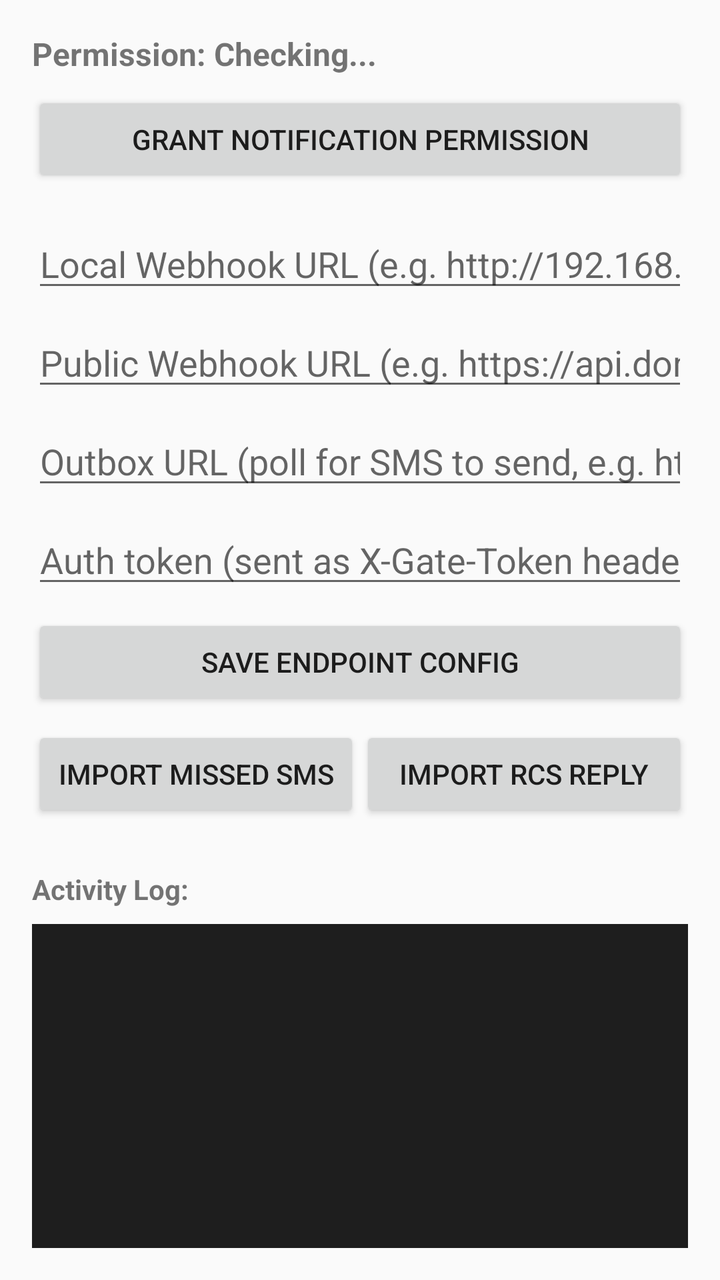
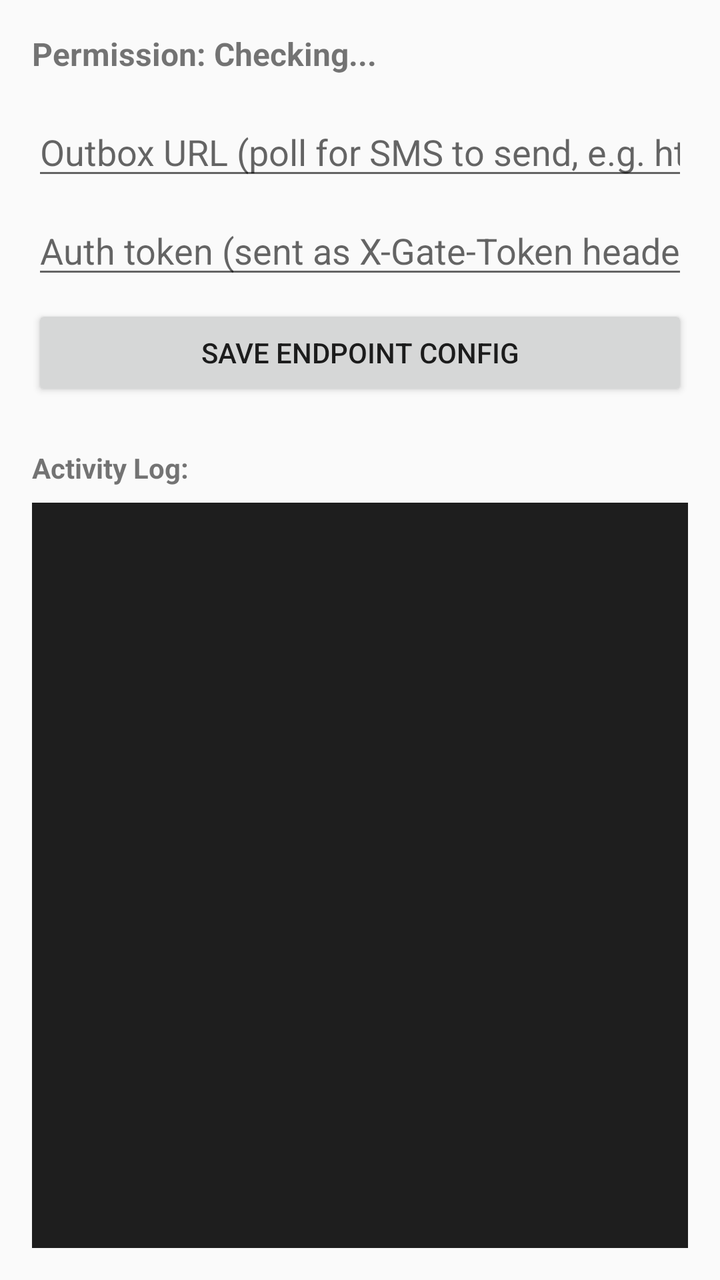

Before-and-after screenshots of an Android layout around one commit, followed by the original layout XML and the change that was made.
<!-- AndroidManifest.xml: application theme AppTheme -->
<!-- res/layout/activity_main.xml -->
<?xml version="1.0" encoding="utf-8"?>
<LinearLayout xmlns:android="http://schemas.android.com/apk/res/android"
    android:layout_width="match_parent"
    android:layout_height="match_parent"
    android:orientation="vertical"
    android:padding="16dp">

    <TextView
        android:id="@+id/tv_permission_status"
        android:layout_width="match_parent"
        android:layout_height="wrap_content"
        android:text="Permission: Checking..."
        android:textSize="16sp"
        android:textStyle="bold" />

    <Button
        android:id="@+id/btn_grant_permission"
        android:layout_width="match_parent"
        android:layout_height="wrap_content"
        android:layout_marginTop="8dp"
        android:text="Grant Notification Permission" />

    <EditText
        android:id="@+id/et_local_url"
        android:layout_width="match_parent"
        android:layout_height="wrap_content"
        android:layout_marginTop="16dp"
        android:hint="Local Webhook URL (e.g. http://192.168.1.50:5000/rcs)"
        android:inputType="textUri" />

    <EditText
        android:id="@+id/et_public_url"
        android:layout_width="match_parent"
        android:layout_height="wrap_content"
        android:layout_marginTop="8dp"
        android:hint="Public Webhook URL (e.g. https://api.domain.com/rcs)"
        android:inputType="textUri" />

    <EditText
        android:id="@+id/et_outbox_url"
        android:layout_width="match_parent"
        android:layout_height="wrap_content"
        android:layout_marginTop="8dp"
        android:hint="Outbox URL (poll for SMS to send, e.g. http://192.168.1.50:5000/outbox)"
        android:inputType="textUri" />

    <EditText
        android:id="@+id/et_token"
        android:layout_width="match_parent"
        android:layout_height="wrap_content"
        android:layout_marginTop="8dp"
        android:hint="Auth token (sent as X-Gate-Token header; blank = none)"
        android:inputType="text" />

    <Button
        android:id="@+id/btn_save_config"
        android:layout_width="match_parent"
        android:layout_height="wrap_content"
        android:layout_marginTop="8dp"
        android:text="Save Endpoint Config" />

    <LinearLayout
        android:layout_width="match_parent"
        android:layout_height="wrap_content"
        android:layout_marginTop="8dp"
        android:orientation="horizontal">

        <Button
            android:id="@+id/btn_import_inbox"
            android:layout_width="0dp"
            android:layout_height="wrap_content"
            android:layout_weight="1"
            android:text="Import missed SMS" />

        <Button
            android:id="@+id/btn_import_rcs"
            android:layout_width="0dp"
            android:layout_height="wrap_content"
            android:layout_weight="1"
            android:text="Import RCS reply" />
    </LinearLayout>

    <TextView
        android:layout_width="match_parent"
        android:layout_height="wrap_content"
        android:layout_marginTop="24dp"
        android:text="Activity Log:"
        android:textStyle="bold" />

    <ScrollView
        android:id="@+id/scroll_logs"
        android:layout_width="match_parent"
        android:layout_height="0dp"
        android:layout_weight="1"
        android:layout_marginTop="8dp"
        android:background="#1E1E1E">

        <TextView
            android:id="@+id/tv_logs"
            android:layout_width="match_parent"
            android:layout_height="wrap_content"
            android:padding="8dp"
            android:textColor="#00FF00"
            android:fontFamily="monospace"
            android:textSize="12sp" />
    </ScrollView>

</LinearLayout>
<!-- resources referenced by this layout -->
<resources>
  <style name="AppTheme" parent="Theme.AppCompat.Light.DarkActionBar" />
</resources>

<!-- the commit's change to res/layout/activity_main.xml (unified diff, before → after) -->
@@ -13,34 +13,14 @@
         android:textSize="16sp"
         android:textStyle="bold" />
 
-    <Button
-        android:id="@+id/btn_grant_permission"
-        android:layout_width="match_parent"
-        android:layout_height="wrap_content"
-        android:layout_marginTop="8dp"
-        android:text="Grant Notification Permission" />
 
-    <EditText
-        android:id="@+id/et_local_url"
-        android:layout_width="match_parent"
-        android:layout_height="wrap_content"
-        android:layout_marginTop="16dp"
-        android:hint="Local Webhook URL (e.g. http://192.168.1.50:5000/rcs)"
-        android:inputType="textUri" />
 
-    <EditText
-        android:id="@+id/et_public_url"
-        android:layout_width="match_parent"
-        android:layout_height="wrap_content"
-        android:layout_marginTop="8dp"
-        android:hint="Public Webhook URL (e.g. https://api.domain.com/rcs)"
-        android:inputType="textUri" />
 
     <EditText
         android:id="@+id/et_outbox_url"
         android:layout_width="match_parent"
         android:layout_height="wrap_content"
-        android:layout_marginTop="8dp"
+        android:layout_marginTop="16dp"
         android:hint="Outbox URL (poll for SMS to send, e.g. http://192.168.1.50:5000/outbox)"
         android:inputType="textUri" />
 
@@ -59,26 +39,6 @@
         android:layout_marginTop="8dp"
         android:text="Save Endpoint Config" />
 
-    <LinearLayout
-        android:layout_width="match_parent"
-        android:layout_height="wrap_content"
-        android:layout_marginTop="8dp"
-        android:orientation="horizontal">
-
-        <Button
-            android:id="@+id/btn_import_inbox"
-            android:layout_width="0dp"
-            android:layout_height="wrap_content"
-            android:layout_weight="1"
-            android:text="Import missed SMS" />
-
-        <Button
-            android:id="@+id/btn_import_rcs"
-            android:layout_width="0dp"
-            android:layout_height="wrap_content"
-            android:layout_weight="1"
-            android:text="Import RCS reply" />
-    </LinearLayout>
 
     <TextView
         android:layout_width="match_parent"
